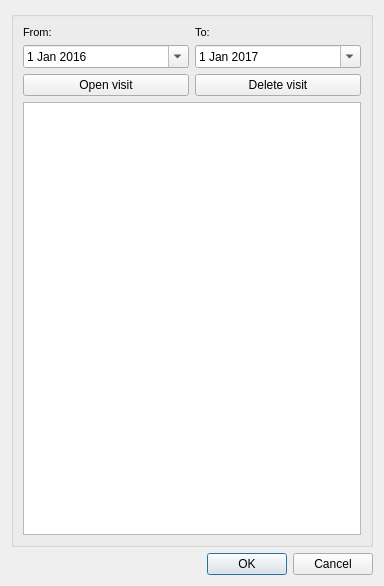
Old version of the form ui/visit_management.ui in the repository Giswater/giswater_qgis_plugin.
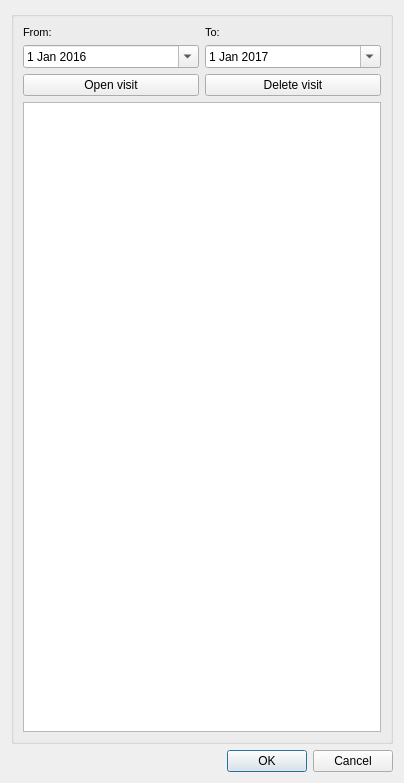
New version of the form.

Commit message: Update manager forms incorporating layout strategy

Patch:
```diff
--- a/ui/visit_management.ui
+++ b/ui/visit_management.ui
@@ -6,8 +6,8 @@
    <rect>
     <x>0</x>
     <y>0</y>
-    <width>384</width>
-    <height>586</height>
+    <width>404</width>
+    <height>783</height>
    </rect>
   </property>
   <property name="windowTitle">
```
The commit also changes 7 other files.
